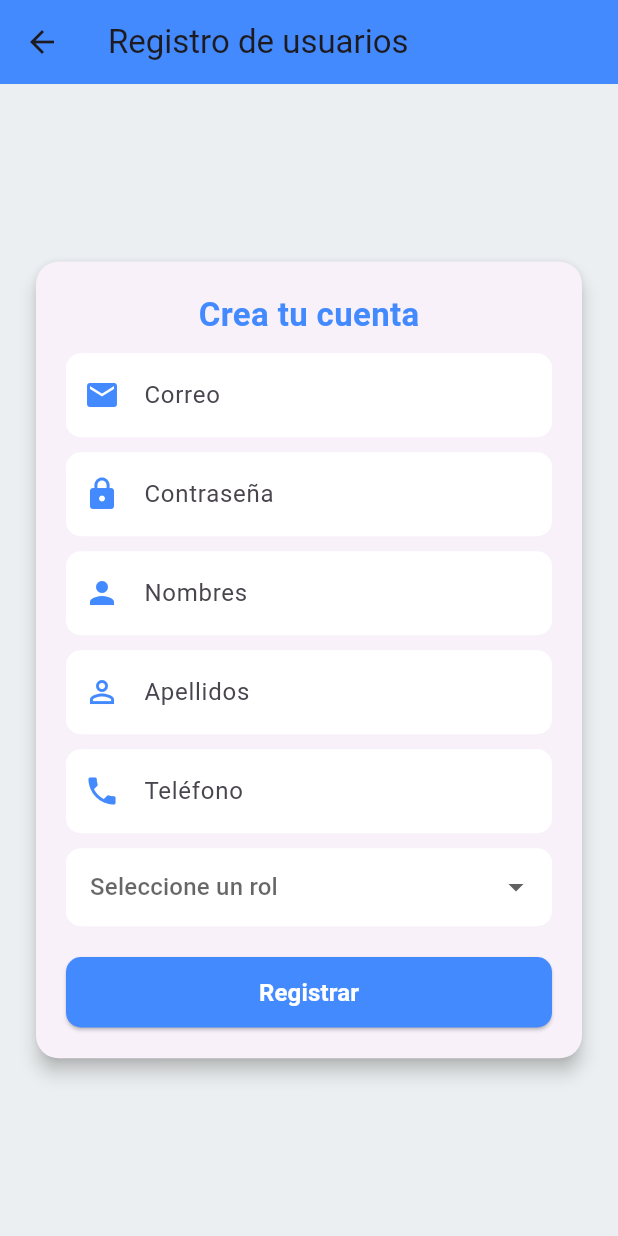
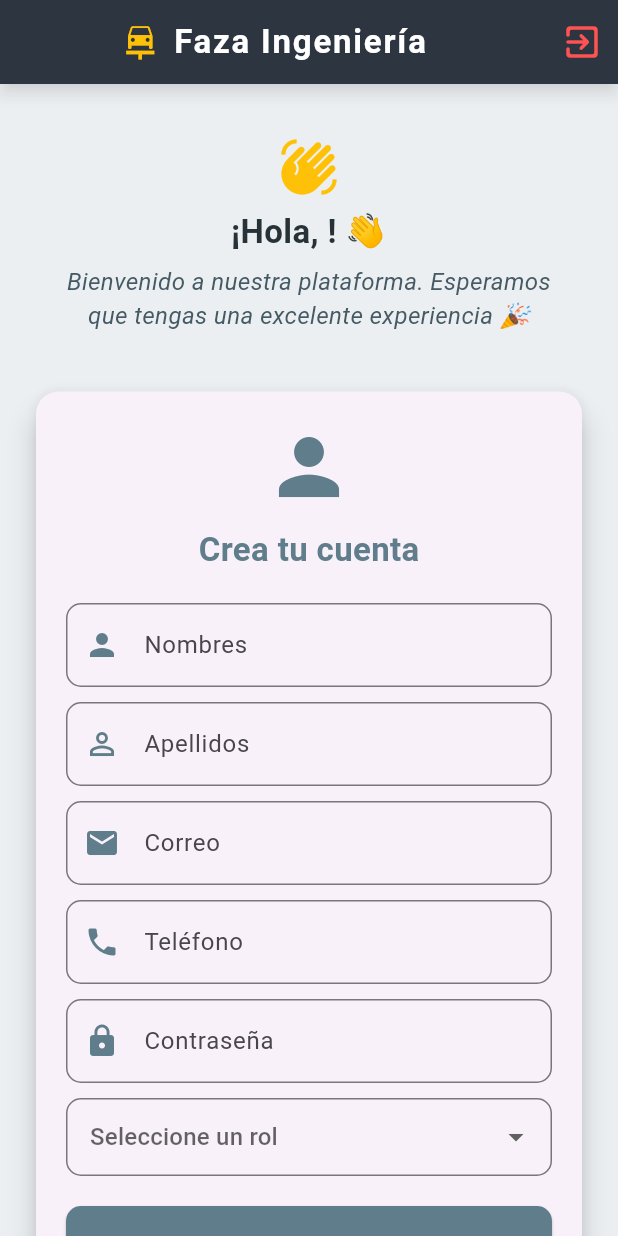
Before and after one commit to juanHB1/fazaapp, a Flutter app: the Registro screen opened by its route, on a phone screen of 412 x 824 dp. Run offline on Flutter 3.47's test engine with Material 3 defaults, Android fonts, the phone set to English and light mode, and no system bars; our stand-ins replace cloud_firestore, firebase_auth, firebase_core, shared_preferences; accounts and stored records are empty.

Commit message:
se arregla el login, se arregla la creacion de usuarios, se mejora el diseño, se da mas seguridad a la hora de salir de la app

```diff
--- a/lib/main.dart
+++ b/lib/main.dart
@@ -11,6 +11,7 @@ import 'package:firebase_core/firebase_core.dart';
 
 Future<void> main() async {
 
+  WidgetsFlutterBinding.ensureInitialized();
   WidgetsFlutterBinding.ensureInitialized();
   await Firebase.initializeApp();
 
--- a/lib/providers/Register/registro.provider.dart
+++ b/lib/providers/Register/registro.provider.dart
@@ -1,12 +1,13 @@
 import 'package:flutter/material.dart';
 import 'package:firebase_auth/firebase_auth.dart';
 import 'package:cloud_firestore/cloud_firestore.dart';
+import 'package:flutter_application_1/servicios/shared_preferences/shared_preferences.dart';
 
 
 class RegisterProvider extends ChangeNotifier {
 
   List<String> optionsDropDownList = ["cliente", "admin"];
-
+  String credencialNombre = '';
 
 
   Future<void> registrarUsuario(nombres, apellidos, email, tel, rol, password, context, formkey) async {
@@ -52,5 +53,8 @@ class RegisterProvider extends ChangeNotifier {
     }
   }
 
-
+  Future<void> obtenerCredenciales(String key) async {
+    credencialNombre = await Shared.getCredentials(key) ?? "";
+    notifyListeners();
+  }
 }
--- /dev/null
+++ b/lib/servicios/shared_preferences/shared_preferences.dart
@@ -0,0 +1,24 @@
+import 'package:shared_preferences/shared_preferences.dart';
+
+class Shared {
+
+
+  // Guardar credenciales
+  static Future<void> saveCredentials(String key, String data) async {
+    final prefs = await SharedPreferences.getInstance();
+    await prefs.setString(key, data);
+  }
+
+  // Obtener credenciales
+  static Future<String?> getCredentials(String key) async {
+    final prefs = await SharedPreferences.getInstance();
+    return prefs.getString(key);
+  }
+
+  // Eliminar credenciales
+  static Future<void> removeCredentials(key) async {
+    final prefs = await SharedPreferences.getInstance();
+    await prefs.remove(key);
+  }
+
+}
--- a/lib/views/Register/registro.dart
+++ b/lib/views/Register/registro.dart
@@ -1,6 +1,7 @@
 import 'package:flutter/material.dart';
 import 'package:flutter/services.dart';
 import 'package:flutter_application_1/providers/Register/registro.provider.dart';
+import 'package:flutter_application_1/providers/login/login.provider.dart';
 import 'package:provider/provider.dart';
 
 class Registro extends StatefulWidget {
@@ -26,40 +27,150 @@ class RegistroState extends State<Registro> {
   @override
   Widget build(BuildContext context) {
 
-    final registroProvider = Provider.of<RegisterProvider>(context);
+    final registroProvider = Provider.of<RegisterProvider>(context, listen: false);
+    final loginProvider = Provider.of<LoginProvider>(context, listen: false);
+    registroProvider.obtenerCredenciales('nombre');
 
-
-    return Scaffold(
+    return PopScope(
+      canPop: false, // Bloquea el botón "Atrás"
+      onPopInvokedWithResult: (didPop, result) async {
+        if (!didPop) {
+          bool salir = await loginProvider.mostrarAlertaCerrarSesion(context);
+          if (salir) {
+            loginProvider.cerrarSesion(context);
+          }
+        }
+      },
+      child: Scaffold(
         backgroundColor: Colors.blueGrey[50],
         appBar: AppBar(
-        title: const Text("Registro de usuarios"),
-        backgroundColor: Colors.blueAccent,
-        elevation: 0,
+          automaticallyImplyLeading: false,
+          backgroundColor: Colors.blueGrey[900], // Color oscuro elegante
+          elevation: 4,
+          shadowColor: Colors.black45,
+          title: Row(
+            mainAxisAlignment: MainAxisAlignment.center,
+            children: [
+              Icon(Icons.car_repair, color: Colors.amber, size: 28), // Ícono llamativo
+              SizedBox(width: 8),
+              Text(
+                "Faza Ingeniería",
+                style: TextStyle(
+                  fontSize: 22,
+                  fontWeight: FontWeight.bold,
+                  color: Colors.white,
+                  letterSpacing: 1.2, // Espaciado para mejor estética
                 ),
+              ),
+            ],
+          ),
+          centerTitle: true,
+          actions: [
+            IconButton(
+              icon: Icon(Icons.exit_to_app_rounded, color: Colors.redAccent, size: 28),
+              tooltip: "Cerrar sesión",
+              onPressed: () {
+                loginProvider.cerrarSesion(context);
+              },
+              splashRadius: 26, // Efecto al presionar
+            ),
+          ],
+        ),
+
         body: Center(
           child: SingleChildScrollView(
             child: Padding(
               padding: const EdgeInsets.all(20.0),
-            child: Card(
-              elevation: 5,
-              shape: RoundedRectangleBorder(
-                borderRadius: BorderRadius.circular(15),
+              child: Column(
+                children: [
+
+                // 🔹 Mensaje de Bienvenida
+                Padding(
+                  padding: const EdgeInsets.symmetric(vertical: 15, horizontal: 10),
+                  child: Column(
+                    children: [
+                      Icon(Icons.waving_hand, size: 40, color: Colors.amber), // Icono llamativo
+                      SizedBox(height: 8),
+                      Text(
+                        "¡Hola, ${registroProvider.credencialNombre}! 👋",
+                        textAlign: TextAlign.center,
+                        style: TextStyle(
+                          fontSize: 22,
+                          fontWeight: FontWeight.bold,
+                          color: Colors.blueGrey[900],
                         ),
+                      ),
+                      SizedBox(height: 5),
+                      Text(
+                        "Bienvenido a nuestra plataforma. Esperamos que tengas una excelente experiencia 🎉",
+                        textAlign: TextAlign.center,
+                        style: TextStyle(
+                          fontSize: 16,
+                          color: Colors.blueGrey[700],
+                          fontStyle: FontStyle.italic,
+                        ),
+                      ),
+                    ],
+                  ),
+                ),
+
+                  const SizedBox(height: 20),
+
+                  // Tarjeta con el formulario
+                  Card(
+                    elevation: 8,
+                    shape: RoundedRectangleBorder(borderRadius: BorderRadius.circular(15)),
                     child: Padding(
                       padding: const EdgeInsets.all(20.0),
                       child: Form(
                         key: _formKey,
                         child: Column(
-                    mainAxisAlignment: MainAxisAlignment.center,
+                          mainAxisSize: MainAxisSize.min,
                           children: [
+                            // Icono y título
+                            Icon(Icons.person, size: 60, color: Colors.blueGrey),
+                            const SizedBox(height: 10),
                             const Text(
                               "Crea tu cuenta",
-                        style: TextStyle(
-                          fontSize: 22,
-                          fontWeight: FontWeight.bold,
-                          color: Colors.blueAccent,
+                              style: TextStyle(fontSize: 22, fontWeight: FontWeight.bold, color: Colors.blueGrey),
                             ),
+                            const SizedBox(height: 20),
+
+                            // Campo de Nombres
+                            TextFormField(
+                              controller: nombresController,
+                              decoration: InputDecoration(
+                                labelText: "Nombres",
+                                prefixIcon: Icon(Icons.person, color: Colors.blueGrey),
+                                border: OutlineInputBorder(borderRadius: BorderRadius.circular(10)),
                               ),
+                              keyboardType: TextInputType.text,
+                              validator: (value) {
+                                if (value == null || value.isEmpty) {
+                                  return "Por favor, ingresa tu correo";
+                                }
+                                return null;
+                              },
+                            ),
+
+                            const SizedBox(height: 10),
+
+                            // Campo de Apellidos
+                           TextFormField(
+                              controller: apellidoController,
+                              decoration: InputDecoration(
+                                labelText: "Apellidos",
+                                prefixIcon: Icon(Icons.person_outline, color: Colors.blueGrey),
+                                border: OutlineInputBorder(borderRadius: BorderRadius.circular(10)),
+                              ),
+                              validator: (value) {
+                                if (value == null || value.isEmpty) {
+                                  return "Por favor, ingrese sus apellidos";
+                                }
+                                return null;
+                              },
+                            ),
+
                             const SizedBox(height: 10),
 
                             // Campo de Correo
@@ -67,13 +178,8 @@ class RegistroState extends State<Registro> {
                               controller: _emailController,
                               decoration: InputDecoration(
                                 labelText: "Correo",
-                          prefixIcon: const Icon(Icons.email, color: Colors.blueAccent),
-                          filled: true,
-                          fillColor: Colors.white,
-                          border: OutlineInputBorder(
-                            borderRadius: BorderRadius.circular(10),
-                            borderSide: BorderSide.none,
-                          ),
+                                prefixIcon: Icon(Icons.email, color: Colors.blueGrey),
+                                border: OutlineInputBorder(borderRadius: BorderRadius.circular(10)),
                               ),
                               keyboardType: TextInputType.emailAddress,
                               validator: (value) {
@@ -88,90 +194,13 @@ class RegistroState extends State<Registro> {
 
                             const SizedBox(height: 10),
 
-                      // Campo de Contraseña
-                      TextFormField(
-                        controller: _passwordController,
-                        decoration: InputDecoration(
-                          labelText: "Contraseña",
-                          prefixIcon: const Icon(Icons.lock, color: Colors.blueAccent),
-                          filled: true,
-                          fillColor: Colors.white,
-                          border: OutlineInputBorder(
-                            borderRadius: BorderRadius.circular(10),
-                            borderSide: BorderSide.none,
-                          ),
-                        ),
-                        obscureText: true,
-                        validator: (value) {
-                          if (value == null || value.isEmpty) {
-                            return "Por favor, ingresa tu contraseña";
-                          } else if (value.length < 6) {
-                            return "La contraseña debe tener al menos 6 caracteres";
-                          }
-                          return null;
-                        },
-                      ),
-
-                      const SizedBox(height: 10),
-
-                      // Campo de Nombres
-                      TextFormField(
-                        controller: nombresController,
-                        decoration: InputDecoration(
-                          labelText: "Nombres",
-                          prefixIcon: const Icon(Icons.person, color: Colors.blueAccent),
-                          filled: true,
-                          fillColor: Colors.white,
-                          border: OutlineInputBorder(
-                            borderRadius: BorderRadius.circular(10),
-                            borderSide: BorderSide.none,
-                          ),
-                        ),
-                        validator: (value) {
-                          if (value == null || value.isEmpty) {
-                            return "Por favor, ingrese su nombre";
-                          }
-                          return null;
-                        },
-                      ),
-
-                      const SizedBox(height: 10),
-
-                      // Campo de Apellidos
-                      TextFormField(
-                        controller: apellidoController,
-                        decoration: InputDecoration(
-                          labelText: "Apellidos",
-                          prefixIcon: const Icon(Icons.person_outline, color: Colors.blueAccent),
-                          filled: true,
-                          fillColor: Colors.white,
-                          border: OutlineInputBorder(
-                            borderRadius: BorderRadius.circular(10),
-                            borderSide: BorderSide.none,
-                          ),
-                        ),
-                        validator: (value) {
-                          if (value == null || value.isEmpty) {
-                            return "Por favor, ingrese sus apellidos";
-                          }
-                          return null;
-                        },
-                      ),
-
-                      const SizedBox(height: 10),
-
                             // Campo de Teléfono
                            TextFormField(
                               controller: telefonoController,
                               decoration: InputDecoration(
                                 labelText: "Teléfono",
-                          prefixIcon: const Icon(Icons.phone, color: Colors.blueAccent),
-                          filled: true,
-                          fillColor: Colors.white,
-                          border: OutlineInputBorder(
-                            borderRadius: BorderRadius.circular(10),
-                            borderSide: BorderSide.none,
-                          ),
+                                prefixIcon: Icon(Icons.phone, color: Colors.blueGrey),
+                                border: OutlineInputBorder(borderRadius: BorderRadius.circular(10)),
                               ),
                               keyboardType: TextInputType.number,
                               inputFormatters: [
@@ -189,6 +218,27 @@ class RegistroState extends State<Registro> {
 
                             const SizedBox(height: 10),
 
+                            // Campo de Contraseña
+                           TextFormField(
+                              controller: _passwordController,
+                              decoration: InputDecoration(
+                                labelText: "Contraseña",
+                                prefixIcon: Icon(Icons.lock, color: Colors.blueGrey),
+                                border: OutlineInputBorder(borderRadius: BorderRadius.circular(10)),
+                              ),
+                              obscureText: true,
+                              validator: (value) {
+                                if (value == null || value.isEmpty) {
+                                  return "Por favor, ingresa tu contraseña";
+                                } else if (value.length < 6) {
+                                  return "La contraseña debe tener al menos 6 caracteres";
+                                }
+                                return null;
+                              },
+                            ),
+
+                            const SizedBox(height: 10),
+
                             // Dropdown para seleccionar el rol
                             DropdownButtonFormField<String>(
                               value: selectedOption,
@@ -198,12 +248,7 @@ class RegistroState extends State<Registro> {
                                   _rolController.text = newValue ?? "";
                                 });
                               },
-                        validator: (value) {
-                          if (value == null || value.isEmpty) {
-                            return "Seleccione un rol";
-                          }
-                          return null;
-                        },
+                              validator: (value) => value == null || value.isEmpty ? "Seleccione un rol" : null,
                               items: registroProvider.optionsDropDownList.map((String role) {
                                 return DropdownMenuItem<String>(
                                   value: role,
@@ -211,12 +256,7 @@ class RegistroState extends State<Registro> {
                                 );
                               }).toList(),
                               decoration: InputDecoration(
-                          filled: true,
-                          fillColor: Colors.white,
-                          border: OutlineInputBorder(
-                            borderRadius: BorderRadius.circular(10),
-                            borderSide: BorderSide.none,
-                          ),
+                                border: OutlineInputBorder(borderRadius: BorderRadius.circular(10)),
                                 contentPadding: const EdgeInsets.symmetric(horizontal: 12, vertical: 14),
                               ),
                             ),
@@ -228,11 +268,9 @@ class RegistroState extends State<Registro> {
                               width: double.infinity,
                               child: ElevatedButton(
                                 style: ElevatedButton.styleFrom(
-                            backgroundColor: Colors.blueAccent,
-                            padding: const EdgeInsets.symmetric(vertical: 12),
-                            shape: RoundedRectangleBorder(
-                              borderRadius: BorderRadius.circular(10),
-                            ),
+                                  padding: const EdgeInsets.symmetric(vertical: 14),
+                                  shape: RoundedRectangleBorder(borderRadius: BorderRadius.circular(10)),
+                                  backgroundColor: Colors.blueGrey,
                                 ),
                                 onPressed: () {
                                   if (_formKey.currentState!.validate()) {
@@ -246,12 +284,15 @@ class RegistroState extends State<Registro> {
                                       context,
                                       _formKey,
                                     );
-                              // Aquí iría la función de registrar usuario
                                   }
                                 },
-                          child: const Text(
-                            "Registrar",
-                            style: TextStyle(fontSize: 16, fontWeight: FontWeight.bold, color: Colors.white),
+                                child: const Text("Registrar", style: TextStyle(fontSize: 18, color: Colors.white)),
+                              ),
+                            ),
+
+                            const SizedBox(height: 15),
+                          ],
+                        ),
                       ),
                     ),
                   ),
@@ -261,8 +302,7 @@ class RegistroState extends State<Registro> {
           ),
         ),
       ),
-        ),
-      ),
     );
+
   }
 }
--- a/pubspec.yaml
+++ b/pubspec.yaml
@@ -40,6 +40,7 @@ dependencies:
   firebase_auth: ^5.5.0
   firebase_messaging: ^15.2.3
   flutter_secure_storage: ^9.0.0
+  shared_preferences: ^2.0.0
 
 
 dev_dependencies:
```
Also changed, not shown: lib/providers/login/login.provider.dart (+126 -16 lines), lib/views/login/login.dart (+5 -6 lines), pubspec.lock, 1 other file. Lines whose indentation alone changed are shown as unchanged.
